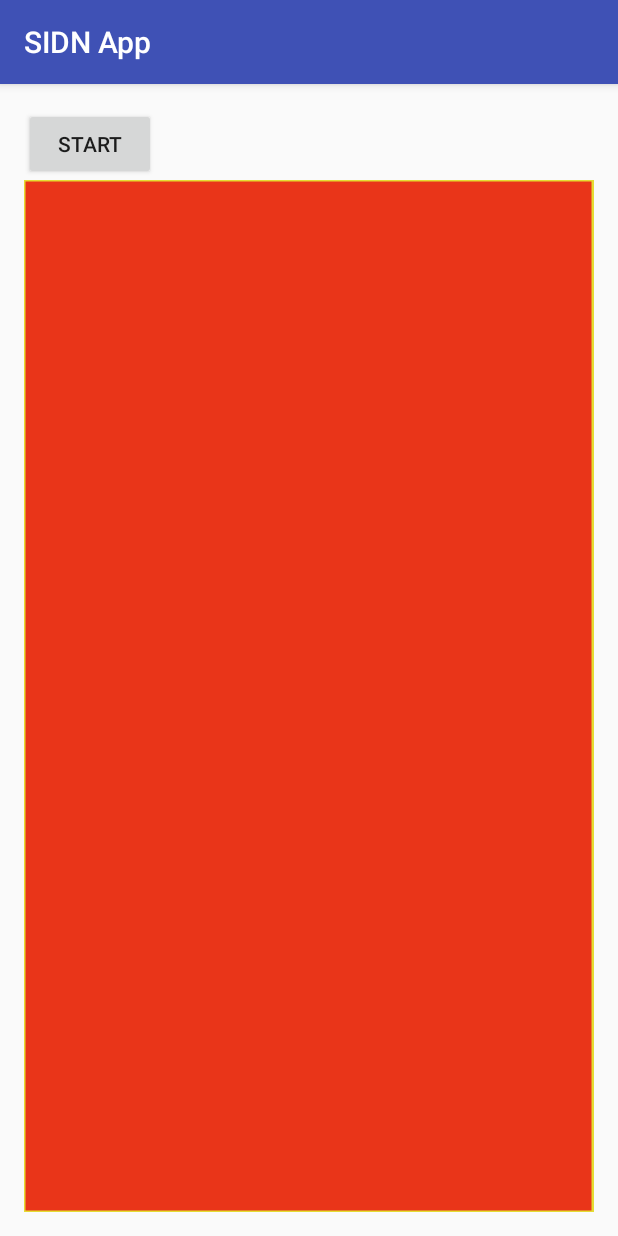
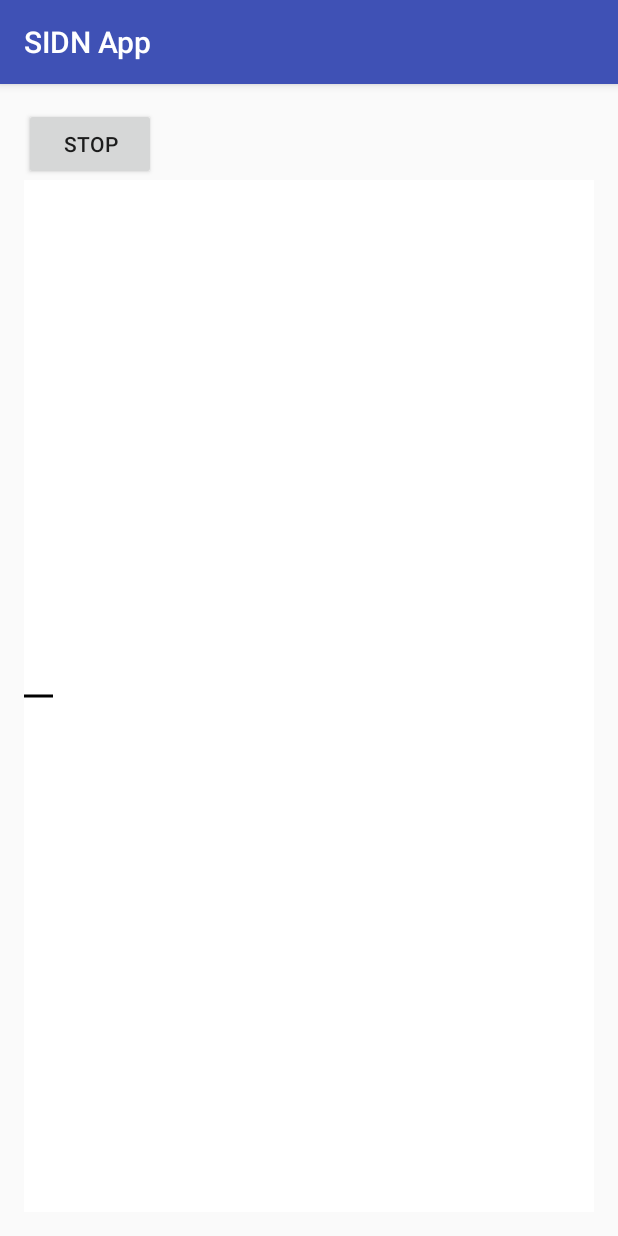
Before and after one commit to Vasil-Pahomov/SIDNApp, an Android app: the screen it shows after launch (MainActivity), after a tap on "START", on a phone screen of 412 x 824 dp. Run offline under Robolectric (Android 15) with nearby library versions, the phone set to English and light mode, and no system bars; 4 statements that could not run were skipped.

Commit message:
Медленная свёртка

```diff
--- a/app/src/main/java/lvr/sidnapp/MainActivity.java
+++ b/app/src/main/java/lvr/sidnapp/MainActivity.java
@@ -3,12 +3,14 @@ package lvr.sidnapp;
 import android.app.Dialog;
 import android.content.pm.PackageManager;
 import android.content.res.Resources;
+import android.os.AsyncTask;
 import android.support.annotation.NonNull;
 import android.support.design.widget.Snackbar;
 import android.support.v4.app.ActivityCompat;
 import android.support.v4.content.ContextCompat;
 import android.support.v7.app.AppCompatActivity;
 import android.os.Bundle;
+import android.util.Log;
 import android.view.View;
 import android.widget.Button;
 
@@ -56,18 +58,46 @@ public class MainActivity extends AppCompatActivity implements AudioDataReceived
 
     @Override
     public void onAudioDataReceived(short[] data) {
-
-        //waveView.setSamples(data);
         int lengthToCopy = data.length;
         if (recBufPtr + lengthToCopy > recBuf.length) {
             lengthToCopy = recBuf.length - recBufPtr;
         }
         System.arraycopy(data, 0, recBuf, recBufPtr, lengthToCopy);
         recBufPtr += data.length;
+
+        //end of recording buffer - do convolution and display the result
+        //todo: tail of recording buffer is lost, think about using it
         if (recBufPtr >= (recBuf.length-1)) {
-            stopAudioRecording();
+            recBufPtr = 0;
+            final short[] filtered = new short[recBuf.length];
+            Log.d("SIDN", "Starting async task");
+
+            new AsyncTask<Void, Void, Void>() {
+                @Override
+                protected Void doInBackground(Void... params) {
+                    Log.d("SIDN", "Starting convolution");
+                    //todo: this is VERY slow, try FFT convolution there
+                    for ( int i = 0; i < recBuf.length; i++ ) {
+                        long sum = 0;
+                        for (int j = 0; j < samples1.length; j++) {
+                            if (i >= j) {
+                                sum += recBuf[i - j] * samples1[j];
+                            }
+                        }
+                        filtered[i] = (short) (sum / samples1.length);
+                    }
+                    Log.d("SIDN", "Convolution done");
+                    return null;
+                }
+
+                @Override
+                protected void onPostExecute(Void aVoid) {
+                    Log.d("SIDN", "Setting samples");
+                    waveView.setSamples(filtered);
+                }
+            }.execute();
+            Log.d("SIDN", "Async task started");
         }
-
     }
 
     public void buttonRecClick(View view) {
@@ -75,6 +105,8 @@ public class MainActivity extends AppCompatActivity implements AudioDataReceived
             stopAudioRecording();
         } else {
             startAudioRecordingSafe();
+            waveView.setChannels(1);
+            waveView.setSampleRate(RecordingThread.SAMPLE_RATE);
         }
     }
 
@@ -84,7 +116,6 @@ public class MainActivity extends AppCompatActivity implements AudioDataReceived
             @Override
             public void run() {
                 buttonRec.setText(R.string.buttonRecStartText);
-                waveView.setSamples(recBuf);
             }
         });
     }
--- a/app/src/main/java/lvr/sidnapp/RecordingThread.java
+++ b/app/src/main/java/lvr/sidnapp/RecordingThread.java
@@ -12,7 +12,7 @@ import android.util.Log;
 
 public class RecordingThread {
     private static final String LOG_TAG = RecordingThread.class.getSimpleName();
-    private static final int SAMPLE_RATE = 44100;
+    public static final int SAMPLE_RATE = 44100;
 
     public RecordingThread(AudioDataReceivedListener listener) {
         mListener = listener;
--- a/app/src/main/res/layout/activity_main.xml
+++ b/app/src/main/res/layout/activity_main.xml
@@ -22,13 +22,16 @@
         android:id="@+id/buttonRec"
         android:onClick="buttonRecClick" />
 
-    <com.newventuresoftware.waveform.WaveformView android:layout_height="match_parent" android:layout_width="match_parent"
+    <com.newventuresoftware.waveform.WaveformView
+        android:layout_height="match_parent"
+        android:layout_width="match_parent"
         android:id="@+id/waveView"
-        app:mode="PLAYBACK"
+        app:mode="RECORDING"
         app:waveformStrokeThickness="3"
-        app:waveformColor="#e5dc33"
-        app:waveformFillColor="#e93519"
-        android:background="#000000" />
+        app:waveformColor="#000000"
+        app:waveformFillColor="#000000"
+        app:historySize="0"
+        android:background="#ffffff" />
 
 
 </LinearLayout>
--- a/waveform/src/main/java/com/newventuresoftware/waveform/WaveformView.java
+++ b/waveform/src/main/java/com/newventuresoftware/waveform/WaveformView.java
@@ -25,8 +25,6 @@ public class WaveformView extends View {
     public static final int MODE_RECORDING = 1;
     public static final int MODE_PLAYBACK = 2;
 
-    private static final int HISTORY_SIZE = 6;
-
     private TextPaint mTextPaint;
     private Paint mStrokePaint, mFillPaint, mMarkerPaint;
 
@@ -36,12 +34,12 @@ public class WaveformView extends View {
 
     private int width, height;
     private float xStep, centerY;
-    private int mMode, mAudioLength, mMarkerPosition, mSampleRate, mChannels;
+    private int mMode, mAudioLength, mMarkerPosition, mSampleRate, mChannels, mHistorySize;
     private short[] mSamples;
     private LinkedList<float[]> mHistoricalData;
     private Picture mCachedWaveform;
     private Bitmap mCachedWaveformBitmap;
-    private int colorDelta = 255 / (HISTORY_SIZE + 1);
+    private int colorDelta;
 
     public WaveformView(Context context) {
         super(context);
@@ -74,6 +72,9 @@ public class WaveformView extends View {
                 ContextCompat.getColor(context, R.color.default_playback_indicator));
         int mTextColor = a.getColor(R.styleable.WaveformView_timecodeColor,
                 ContextCompat.getColor(context, R.color.default_timecode));
+
+        mHistorySize = a.getInteger(R.styleable.WaveformView_historySize, 6);
+        colorDelta = 255 / (mHistorySize + 1);
 
         a.recycle();
 
@@ -204,10 +205,10 @@ public class WaveformView extends View {
                 if (mHistoricalData == null)
                     mHistoricalData = new LinkedList<>();
                 LinkedList<float[]> temp = new LinkedList<>(mHistoricalData);
-
+            if (mHistorySize > 0) {
                 // For efficiency, we are reusing the array of points.
                 float[] waveformPoints;
-            if (temp.size() == HISTORY_SIZE) {
+                if (temp.size() == mHistorySize) {
                     waveformPoints = temp.removeFirst();
                 } else {
                     waveformPoints = new float[width * 4];
@@ -216,6 +217,12 @@ public class WaveformView extends View {
                 drawRecordingWaveform(mSamples, waveformPoints);
                 temp.addLast(waveformPoints);
                 mHistoricalData = temp;
+            } else {
+                if (mHistoricalData.size() == 0) {
+                    mHistoricalData.add(new float[width * 4]);
+                }
+                drawRecordingWaveform(mSamples, mHistoricalData.getFirst());
+            }
             postInvalidate();
         } else if (mMode == MODE_PLAYBACK) {
             mMarkerPosition = -1;
--- a/waveform/src/main/res/values/attrs_waveform_view.xml
+++ b/waveform/src/main/res/values/attrs_waveform_view.xml
@@ -9,5 +9,6 @@
         <attr name="waveformFillColor" format="color" />
         <attr name="playbackIndicatorColor" format="color" />
         <attr name="timecodeColor" format="color" />
+        <attr name="historySize" format="integer" />
     </declare-styleable>
 </resources>
```
Lines whose indentation alone changed are shown as unchanged.
